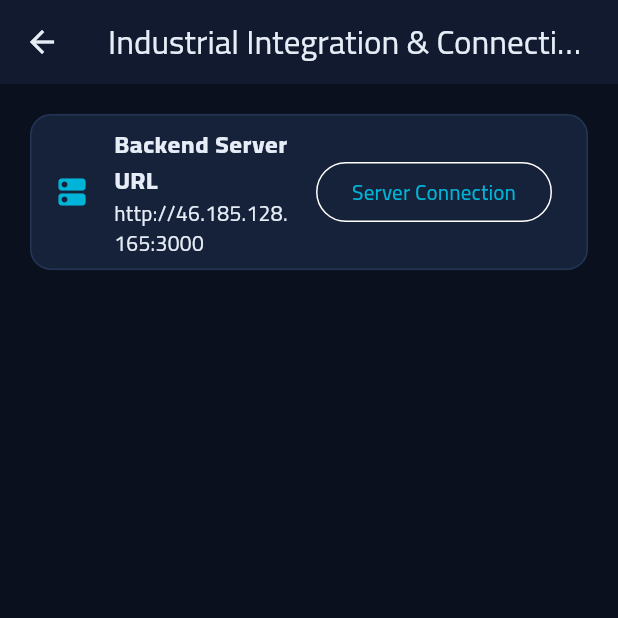
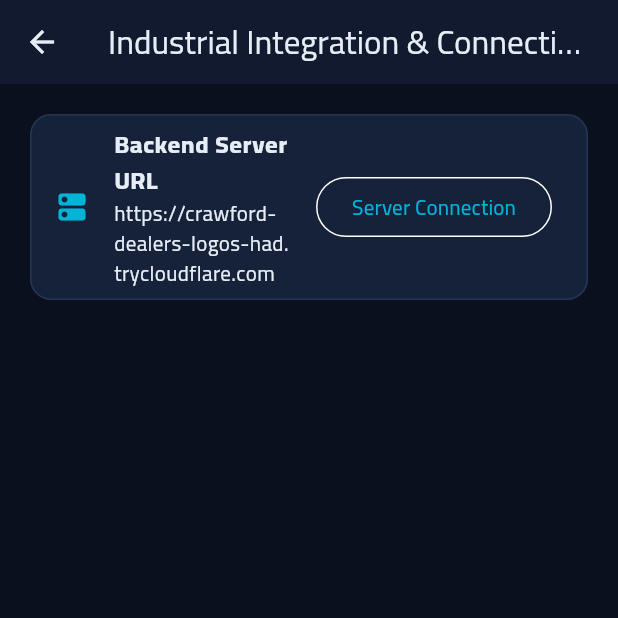
Before and after one commit to mohsafadi83-cell/AutoPark, a Flutter app: the IndustrialConfigScreen screen opened directly, on a phone screen of 412 x 824 dp, the top half of it. Run offline on Flutter 3.47's test engine with Material 3 defaults, Android fonts, the phone set to English and light mode, and no system bars; our stand-ins replace connectivity_plus, dio, flutter_local_notifications, flutter_riverpod, flutter_secure_storage, local_auth and 3 more; accounts and stored records are empty; network calls fail.

Commit message:
chore(mobile): set default HTTPS server URL to crawford-dealers-logos-had.trycloudflare.com for Android APK & iOS (v2.2.3+19)

```diff
--- a/mobile/lib/core/config/app_config.dart
+++ b/mobile/lib/core/config/app_config.dart
@@ -34,16 +34,16 @@ class AppConfig {
       return 'http://localhost:3000';
     }
     if (defaultTargetPlatform == TargetPlatform.android) {
-      return 'http://46.185.128.165:3000';
+      return 'https://crawford-dealers-logos-had.trycloudflare.com';
     }
-    return 'http://46.185.128.165:3000';
+    return 'https://crawford-dealers-logos-had.trycloudflare.com';
   }
 
-  /// Ordered fallback hosts probed when login hits a network/timeout error
-  /// (primary company server 46.185.128.165 + internal LAN 192.168.0.30).
+  /// Ordered fallback hosts probed when login hits a network/timeout error.
   static const List<String> fallbackHosts = <String>[
+    'https://crawford-dealers-logos-had.trycloudflare.com',
+    'http://192.168.0.30:3000',
     'http://46.185.128.165:3000',
-    'http://192.168.0.30:3000',
   ];
 
   /// The compile-time default host (dart-define or platform default).
--- a/mobile/pubspec.yaml
+++ b/mobile/pubspec.yaml
@@ -1,7 +1,7 @@
 name: auto_park
 description: "Auto Park — industrial automated car parking mobile client (Android + iOS)."
 publish_to: 'none'
-version: 2.2.2+18
+version: 2.2.3+19
 
 environment:
   sdk: '>=3.5.0 <4.0.0'
```
Also changed, not shown: 1 other file.
